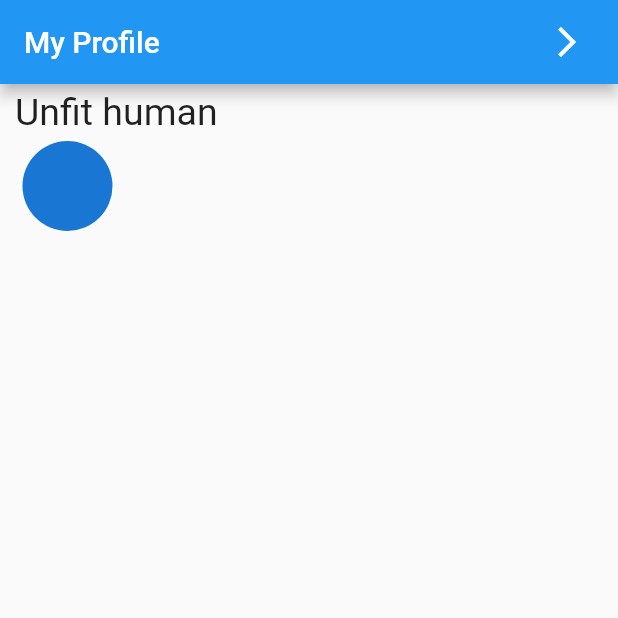
After one commit to zuke-as-Dev/fit_streak_beta, a Flutter app: the screen it shows after launch, on a phone screen of 412 x 824 dp, the top half of it. The commit adds this screen. Run offline on Flutter 3.47's test engine with Material 2 defaults, Android fonts, the light colour scheme and no system bars; our stand-ins replace flutter_spinkit.

Commit message:
my profile page setup

```diff
--- a/lib/screens/home.dart
+++ b/lib/screens/home.dart
@@ -20,9 +20,9 @@ class _HomeState extends State<Home> {
               child: Row(
                 crossAxisAlignment: CrossAxisAlignment.center,
                 children: <Widget> [
-                  SizedBox(width: 50.0),
+                  SizedBox(width: 60.0),
                   TextButton(onPressed: (){
-                    Navigator.pushNamed(context, '/menu');
+                    Navigator.pushNamed(context, '/my_profile');
                   },
                       child: Icon(Icons.person,
                         color: Colors.purple,
--- /dev/null
+++ b/lib/screens/myprofile.dart
@@ -0,0 +1,55 @@
+import 'package:flutter/material.dart';
+
+
+class my_profile extends StatefulWidget {
+  @override
+  _my_profileState createState() => _my_profileState();
+}
+
+class _my_profileState extends State<my_profile> {
+  @override
+  Widget build(BuildContext context) {
+    return Scaffold(
+      appBar: AppBar(
+        title: Text('My Profile'),
+          automaticallyImplyLeading: false,
+        actions: <Widget>[
+          Padding(
+              padding: const EdgeInsets.only(right:10.0),
+            child: new IconButton(
+              icon: new Icon(Icons.arrow_forward_ios_sharp),
+                onPressed: () => Navigator.of(context).pop(),
+          )
+          ),
+        ],
+        ),
+        body: Container(
+          child: Row(
+            children: <Widget> [
+              Column(
+                crossAxisAlignment: CrossAxisAlignment.start,
+                children: <Widget> [
+                  Padding(
+                    padding: const EdgeInsets.fromLTRB(10, 4, 0, 0),
+                    child: Text(
+                          'Unfit human',
+                          style: TextStyle(
+                            fontSize: 25.0,
+                          ),
+                        ),
+                  ),
+                  Padding(
+                    padding: const EdgeInsets.fromLTRB(15, 5, 0, 0),
+                    child: CircleAvatar(
+                      radius: 30.0,
+                    ),
+                  ),
+                ],
+              ),
+            ],
+        ),
+
+        )
+    );
+  }
+}
```
Also changed, not shown: lib/main.dart (+19 -4 lines), lib/myProfile/calender.dart (added, +20 -0 lines), lib/myProfile/help.dart (added, +20 -0 lines), lib/myProfile/points.dart (added, +20 -0 lines), lib/myProfile/progress_report.dart (added, +20 -0 lines), lib/myProfile/settings.dart (added, +20 -0 lines), lib/myProfile/streak.dart (added, +20 -0 lines), lib/myProfile/user_data.dart (added, +20 -0 lines), lib/screens/loading_screen.dart (+11 -11 lines), lib/screens/menu.dart (deleted, +0 -28 lines).
